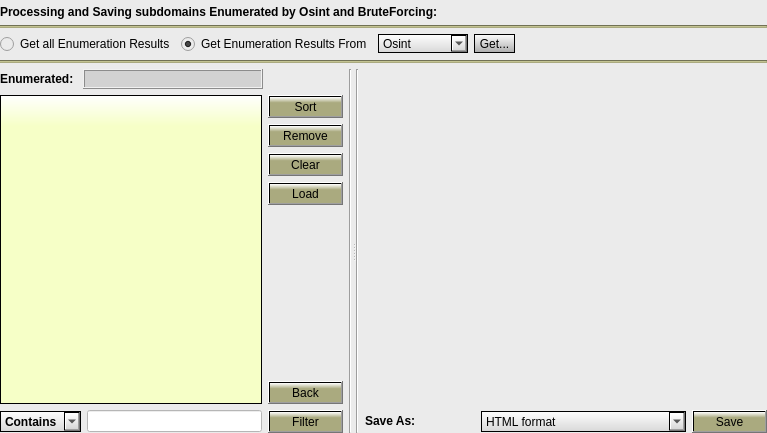
Old version of the form Gui/src/SaveTab/Save.ui in the repository 3nock/OTE.
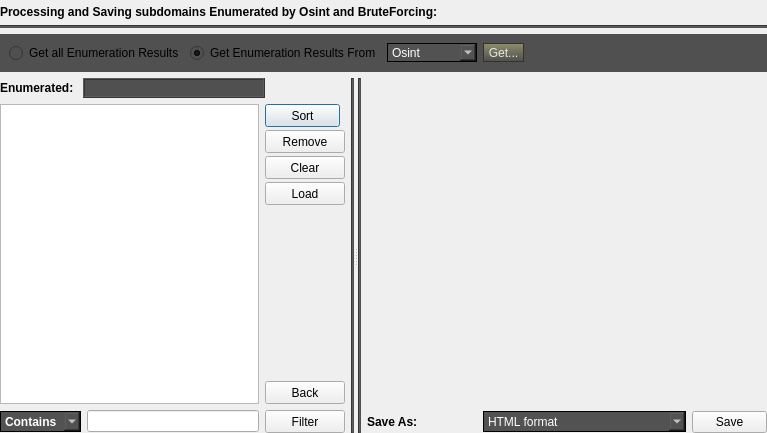
New version of the form.

```diff
--- a/Gui/src/SaveTab/Save.ui
+++ b/Gui/src/SaveTab/Save.ui
@@ -14,8 +14,7 @@
    <string>Dialog</string>
   </property>
   <property name="styleSheet">
-   <string notr="true">background-color: rgb(235, 235, 235);
-</string>
+   <string notr="true"/>
   </property>
   <layout class="QVBoxLayout" name="verticalLayout_3">
    <property name="leftMargin">
@@ -54,7 +53,7 @@
         </sizepolicy>
        </property>
        <property name="styleSheet">
-        <string notr="true">background-color: rgb(170, 170, 127);</string>
+        <string notr="true">background-color:rgb(80, 80, 80);</string>
        </property>
        <property name="orientation">
         <enum>Qt::Horizontal</enum>
@@ -66,6 +65,16 @@
    <item>
     <layout class="QVBoxLayout" name="verticalLayout_5">
      <item>
+      <widget class="QFrame" name="">
+       <property name="sizePolicy">
+        <sizepolicy hsizetype="Preferred" vsizetype="Maximum">
+         <horstretch>0</horstretch>
+         <verstretch>0</verstretch>
+        </sizepolicy>
+       </property>
+       <property name="styleSheet">
+        <string notr="true">background-color:rgb(80, 80, 80);</string>
+       </property>
       <layout class="QHBoxLayout" name="horizontalLayout_5">
        <item>
         <widget class="QRadioButton" name="radioButton_getAll_Save">
@@ -102,12 +111,12 @@
           </size>
          </property>
          <property name="styleSheet">
-          <string notr="true">background-color: qlineargradient(x1: 0, y1: 0, x2: 0, y2: 1, stop: 0 white, stop: 1 rgb(215, 215, 215));
-border-style: solid;
+           <string notr="true">border-style: solid;
 border-color: black;
 border-width: 1px;
-border-radius: 0px;
-</string>
+color: white;
+background-color:rgb(82, 82, 82);
+selection-background-color: qlineargradient(spread:pad, x1:0.5, y1:1, x2:0.5, y2:0, stop:0 rgba(77, 77, 77, 255), stop:0.7 rgba(143, 143, 107));</string>
          </property>
          <item>
           <property name="text">
@@ -163,9 +172,10 @@
           <number>-1</number>
          </property>
          <property name="styleSheet">
-          <string notr="true">background-color: qlineargradient(x1: 0, y1: 0, x2: 0, y2: 1.5, stop: 0 white, stop: 1 grey);
+           <string notr="true">background-color: qlineargradient(spread:pad, x1:0.5, y1:1, x2:0.5, y2:0, stop:0 rgba(77, 77, 77, 255), stop:1 rgb(143, 143, 107));
+color: rgb(230,230,230);
 border-style: solid;
-border-color: black;
+border-color: rgb(50, 50, 50);
 border-width: 1px;
 border-radius: 15px</string>
          </property>
@@ -188,15 +198,6 @@
         </spacer>
        </item>
       </layout>
-     </item>
-     <item>
-      <widget class="Line" name="line_4">
-       <property name="styleSheet">
-        <string notr="true">background-color: rgb(170, 170, 127);</string>
-       </property>
-       <property name="orientation">
-        <enum>Qt::Horizontal</enum>
-       </property>
       </widget>
      </item>
     </layout>
@@ -234,7 +235,7 @@
               </font>
              </property>
              <property name="styleSheet">
-              <string notr="true">background-color: rgb(210, 210, 210);</string>
+              <string notr="true">background-color:rgb(80, 80, 80);</string>
              </property>
              <property name="frameShape">
               <enum>QFrame::Box</enum>
@@ -276,16 +277,7 @@
               </font>
              </property>
              <property name="styleSheet">
-              <string notr="true">QWidget#listWidget_results_Save{
-background-color: qlineargradient(x1: 0, y1: 0, x2: 0, y2: 1, stop: 0 white, stop: 0.1  rgb(246, 255, 199));
-border-style: solid;
-border-color: black;
-border-width: 1px;
-border-radius: 0px;
-}
-QListWidget::item:selected {
-background-color:  rgb(199, 199, 149);
-color: black;}</string>
+              <string notr="true"/>
              </property>
              <property name="selectionMode">
               <enum>QAbstractItemView::MultiSelection</enum>
@@ -297,6 +289,9 @@
            </item>
            <item>
             <layout class="QVBoxLayout" name="verticalLayout_11">
+             <property name="spacing">
+              <number>3</number>
+             </property>
              <item>
               <widget class="QPushButton" name="pushButton_sort_Save">
                <property name="sizePolicy">
@@ -318,7 +313,7 @@
                 </size>
                </property>
                <property name="styleSheet">
-                <string notr="true">background-color: qlineargradient(x1: 0, y1: 0, x2: 0, y2: 1, stop: 0 white, stop: 0.3 rgb(170, 170, 127));</string>
+                <string notr="true"/>
                </property>
                <property name="text">
                 <string>Sort</string>
@@ -340,7 +335,7 @@
                 </size>
                </property>
                <property name="styleSheet">
-                <string notr="true">background-color: qlineargradient(x1: 0, y1: 0, x2: 0, y2: 1, stop: 0 white, stop: 0.3 rgb(170, 170, 127));</string>
+                <string notr="true"/>
                </property>
                <property name="text">
                 <string>Remove</string>
@@ -362,7 +357,7 @@
                 </size>
                </property>
                <property name="styleSheet">
-                <string notr="true">background-color: qlineargradient(x1: 0, y1: 0, x2: 0, y2: 1, stop: 0 white, stop: 0.3 rgb(170, 170, 127));</string>
+                <string notr="true"/>
                </property>
                <property name="text">
                 <string>Clear</string>
@@ -384,7 +379,7 @@
                 </size>
                </property>
                <property name="styleSheet">
-                <string notr="true">background-color: qlineargradient(x1: 0, y1: 0, x2: 0, y2: 1, stop: 0 white, stop: 0.3 rgb(170, 170, 127));</string>
+                <string notr="true"/>
                </property>
                <property name="text">
                 <string>Load</string>
@@ -419,7 +414,7 @@
                 </size>
                </property>
                <property name="styleSheet">
-                <string notr="true">background-color: qlineargradient(x1: 0, y1: 0, x2: 0, y2: 1, stop: 0 white, stop: 0.3 rgb(170, 170, 127));</string>
+                <string notr="true"/>
                </property>
                <property name="text">
                 <string>Back</string>
@@ -447,12 +442,12 @@
               </font>
              </property>
              <property name="styleSheet">
-              <string notr="true">background-color: qlineargradient(x1: 0, y1: 0, x2: 0, y2: 1, stop: 0 white, stop: 1 rgb(215, 215, 215));
-border-style: solid;
+              <string notr="true">border-style: solid;
 border-color: black;
 border-width: 1px;
-border-radius: 0px;
-</string>
+color: white;
+background-color:rgb(82, 82, 82);
+selection-background-color: qlineargradient(spread:pad, x1:0.5, y1:1, x2:0.5, y2:0, stop:0 rgba(77, 77, 77, 255), stop:0.7 rgba(143, 143, 107));</string>
              </property>
              <property name="currentIndex">
               <number>2</number>
@@ -483,7 +478,7 @@
            <item>
             <widget class="QLineEdit" name="lineEdit_filter_Save">
              <property name="styleSheet">
-              <string notr="true">background-color: rgb(255, 255, 255);</string>
+              <string notr="true"/>
              </property>
             </widget>
            </item>
@@ -502,7 +497,7 @@
               </size>
              </property>
              <property name="styleSheet">
-              <string notr="true">background-color: qlineargradient(x1: 0, y1: 0, x2: 0, y2: 1, stop: 0 white, stop: 0.3 rgb(170, 170, 127));</string>
+              <string notr="true"/>
              </property>
              <property name="text">
               <string>Filter</string>
@@ -515,6 +510,9 @@
        </item>
        <item>
         <widget class="Line" name="line">
+         <property name="styleSheet">
+          <string notr="true">background-color:rgb(80, 80, 80);</string>
+         </property>
          <property name="orientation">
           <enum>Qt::Vertical</enum>
          </property>
@@ -526,6 +524,9 @@
       <layout class="QHBoxLayout" name="horizontalLayout_13">
        <item>
         <widget class="Line" name="line_6">
+         <property name="styleSheet">
+          <string notr="true">background-color:rgb(80, 80, 80);</string>
+         </property>
          <property name="orientation">
           <enum>Qt::Vertical</enum>
          </property>
@@ -600,12 +601,12 @@
               </size>
              </property>
              <property name="styleSheet">
-              <string notr="true">background-color: qlineargradient(x1: 0, y1: 0, x2: 0, y2: 1, stop: 0 white, stop: 1 rgb(215, 215, 215));
-border-style: solid;
+              <string notr="true">border-style: solid;
 border-color: black;
 border-width: 1px;
-border-radius: 0px;
-</string>
+color: white;
+background-color:rgb(82, 82, 82);
+selection-background-color: qlineargradient(spread:pad, x1:0.5, y1:1, x2:0.5, y2:0, stop:0 rgba(77, 77, 77, 255), stop:0.7 rgba(143, 143, 107));</string>
              </property>
              <item>
               <property name="text">
@@ -654,7 +655,7 @@
               </size>
              </property>
              <property name="styleSheet">
-              <string notr="true">background-color: qlineargradient(x1: 0, y1: 0, x2: 0, y2: 1, stop: 0 white, stop: 0.3 rgb(170, 170, 127));</string>
+              <string notr="true"/>
              </property>
              <property name="text">
               <string>Save</string>
```
Lines whose indentation alone changed are shown as unchanged.
